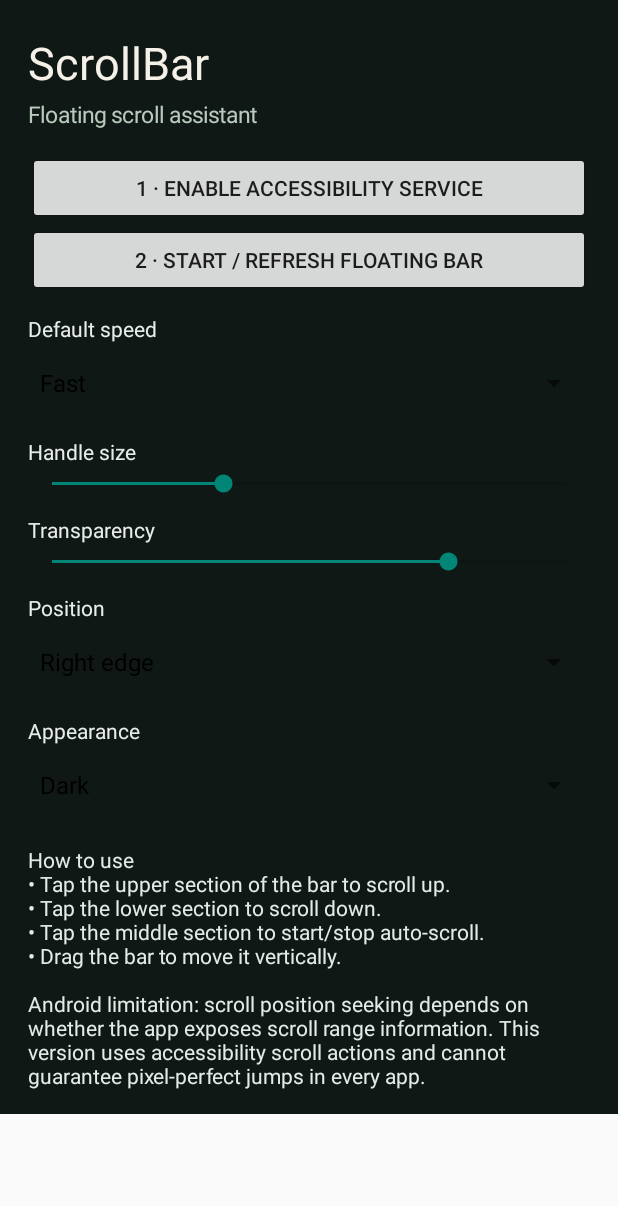
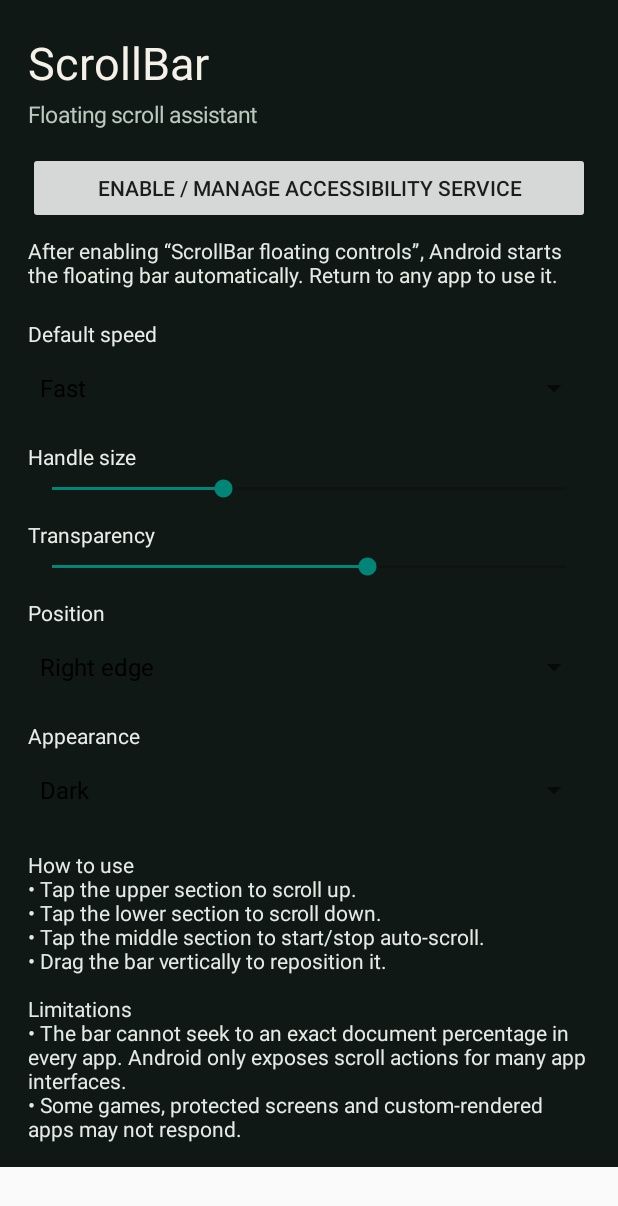
Before and after one commit to fouadkhed431-dev/FO, an Android app: the screen it shows after launch (MainActivity), on a phone screen of 412 x 824 dp. Shown: the top 1206 px of the screen. Run offline under Robolectric (Android 15) with nearby library versions, the phone set to English and light mode, and no system bars.

Commit message:
Fix service setup flow in ScrollBar settings

```diff
--- a/app/src/main/java/com/example/scrollbar/MainActivity.java
+++ b/app/src/main/java/com/example/scrollbar/MainActivity.java
@@ -5,28 +5,25 @@ import android.os.Bundle;
 import android.content.Intent;
 import android.provider.Settings;
 import android.content.SharedPreferences;
-import android.graphics.Color;
-import android.view.Gravity;
 import android.widget.*;
 
 public class MainActivity extends Activity {
     SharedPreferences prefs;
     LinearLayout root;
-    int green=0xFF397A58;
     @Override public void onCreate(Bundle b) {
         super.onCreate(b);
         prefs=getSharedPreferences("scrollbar",MODE_PRIVATE);
         root=new LinearLayout(this); root.setOrientation(1); root.setPadding(28,32,28,24); root.setBackgroundColor(0xFF101815);
         TextView title=new TextView(this); title.setText("ScrollBar"); title.setTextSize(30); title.setTextColor(0xFFF5F1E8); root.addView(title);
         TextView sub=new TextView(this); sub.setText("Floating scroll assistant"); sub.setTextSize(15); sub.setTextColor(0xFFB9C9BE); sub.setPadding(0,6,0,22); root.addView(sub);
-        Button access=button("1 · Enable Accessibility Service"); access.setOnClickListener(v->startActivity(new Intent(Settings.ACTION_ACCESSIBILITY_SETTINGS))); root.addView(access);
-        Button overlay=button("2 · Start / refresh floating bar"); overlay.setOnClickListener(v->{ if(!Settings.canDrawOverlays(this)) startActivity(new Intent(Settings.ACTION_MANAGE_OVERLAY_PERMISSION)); else { startService(new Intent(this,ScrollAccessibilityService.class)); Toast.makeText(this,"If not visible, enable the ScrollBar accessibility service too.",Toast.LENGTH_LONG).show(); }}); root.addView(overlay);
+        Button access=button("Enable / manage Accessibility Service"); access.setOnClickListener(v->startActivity(new Intent(Settings.ACTION_ACCESSIBILITY_SETTINGS))); root.addView(access);
+        TextView hint=new TextView(this); hint.setText("After enabling “ScrollBar floating controls”, Android starts the floating bar automatically. Return to any app to use it."); hint.setTextColor(0xFFE4EAE5); hint.setPadding(0,12,0,12); root.addView(hint);
         label("Default speed"); Spinner speeds=new Spinner(this); String[] vals={"Fast","Medium","Slow"}; speeds.setAdapter(new ArrayAdapter<>(this,android.R.layout.simple_spinner_dropdown_item,vals)); speeds.setSelection(prefs.getInt("speedChoice",0)); speeds.setOnItemSelectedListener(new android.widget.AdapterView.OnItemSelectedListener(){public void onNothingSelected(android.widget.AdapterView<?> p){} public void onItemSelected(android.widget.AdapterView<?> p,android.view.View v,int pos,long id){prefs.edit().putInt("speedChoice",pos).apply();}}); root.addView(speeds);
         label("Handle size"); SeekBar size=new SeekBar(this); size.setMax(3); size.setProgress(prefs.getInt("size",1)); size.setOnSeekBarChangeListener(seek(v->prefs.edit().putInt("size",v+1).apply())); root.addView(size);
-        label("Transparency"); SeekBar alpha=new SeekBar(this); alpha.setMax(220); alpha.setProgress(prefs.getInt("opacity",170)); alpha.setOnSeekBarChangeListener(seek(v->prefs.edit().putInt("opacity",v+35).apply())); root.addView(alpha);
+        label("Transparency"); SeekBar alpha=new SeekBar(this); alpha.setMax(220); alpha.setProgress(prefs.getInt("opacity",170)-35); alpha.setOnSeekBarChangeListener(seek(v->prefs.edit().putInt("opacity",v+35).apply())); root.addView(alpha);
         label("Position"); Spinner pos=new Spinner(this); pos.setAdapter(new ArrayAdapter<>(this,android.R.layout.simple_spinner_dropdown_item,new String[]{"Right edge","Left edge"})); pos.setSelection(prefs.getInt("edge",0)); pos.setOnItemSelectedListener(new android.widget.AdapterView.OnItemSelectedListener(){public void onNothingSelected(android.widget.AdapterView<?> p){} public void onItemSelected(android.widget.AdapterView<?> p,android.view.View v,int n,long id){prefs.edit().putInt("edge",n).apply();}}); root.addView(pos);
         label("Appearance"); Spinner theme=new Spinner(this); theme.setAdapter(new ArrayAdapter<>(this,android.R.layout.simple_spinner_dropdown_item,new String[]{"Dark","Light"})); theme.setSelection(prefs.getInt("theme",0)); theme.setOnItemSelectedListener(new android.widget.AdapterView.OnItemSelectedListener(){public void onNothingSelected(android.widget.AdapterView<?> p){} public void onItemSelected(android.widget.AdapterView<?> p,android.view.View v,int n,long id){prefs.edit().putInt("theme",n).apply();}}); root.addView(theme);
-        TextView info=new TextView(this); info.setText("\nHow to use\n• Tap the upper section of the bar to scroll up.\n• Tap the lower section to scroll down.\n• Tap the middle section to start/stop auto-scroll.\n• Drag the bar to move it vertically.\n\nAndroid limitation: scroll position seeking depends on whether the app exposes scroll range information. This version uses accessibility scroll actions and cannot guarantee pixel-perfect jumps in every app."); info.setTextColor(0xFFE4EAE5); info.setTextSize(14); root.addView(info);
+        TextView info=new TextView(this); info.setText("\nHow to use\n• Tap the upper section to scroll up.\n• Tap the lower section to scroll down.\n• Tap the middle section to start/stop auto-scroll.\n• Drag the bar vertically to reposition it.\n\nLimitations\n• The bar cannot seek to an exact document percentage in every app. Android only exposes scroll actions for many app interfaces.\n• Some games, protected screens and custom-rendered apps may not respond."); info.setTextColor(0xFFE4EAE5); info.setTextSize(14); root.addView(info);
         ScrollView sc=new ScrollView(this); sc.addView(root); setContentView(sc);
     }
     private Button button(String t){Button b=new Button(this);b.setText(t);return b;}
```
